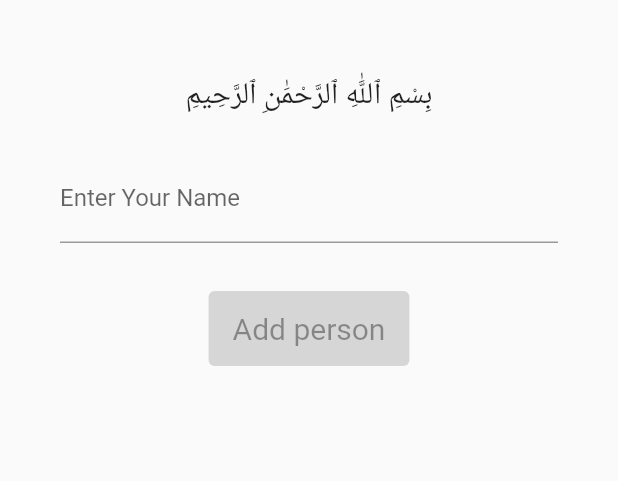
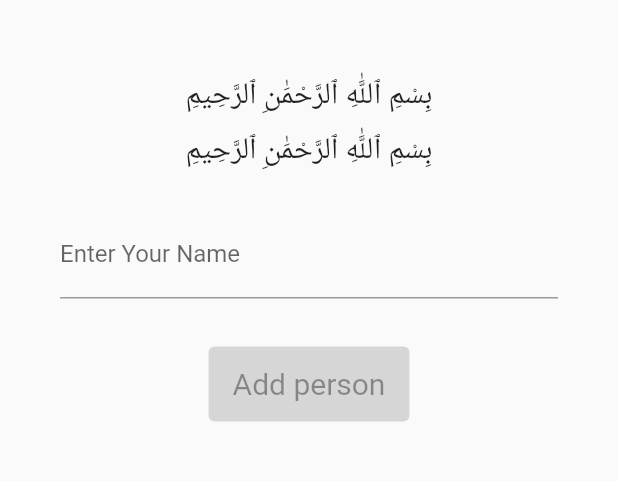
Before and after one commit to mredaoudi/qadaa, a Flutter app: the UserForm screen opened by its route, on a phone screen of 412 x 824 dp, the part 468-949 px from its top. Run offline on Flutter 3.47's test engine with Material 2 defaults, Android fonts, the phone set to English and light mode, and no system bars; our stand-ins replace hive, hive_flutter, introduction_screen; accounts and stored records are empty.

Commit message:
version: 1.0.1+2

```diff
--- a/lib/pages/user_form.dart
+++ b/lib/pages/user_form.dart
@@ -22,8 +22,9 @@ class UserFormState extends State<UserForm> {
   Widget build(BuildContext context) {
     final peopleProvider = Provider.of<PeopleProvider>(context);
     return Scaffold(
-      resizeToAvoidBottomInset: false,
-      body: Form(
+      resizeToAvoidBottomInset: true,
+      body: SingleChildScrollView(
+        child: Form(
           key: _formKey,
           child: Column(
             crossAxisAlignment: CrossAxisAlignment.center,
@@ -40,8 +41,17 @@ class UserFormState extends State<UserForm> {
                   textAlign: TextAlign.center,
                 ),
               ),
+              const Padding(
+                padding: EdgeInsets.fromLTRB(0, 0, 0, 10),
+                child: Text(
+                  "بِسْمِ ٱللَّٰهِ ٱلرَّحْمَٰنِ ٱلرَّحِيمِ",
+                  style: TextStyle(fontSize: 20),
+                  textAlign: TextAlign.center,
+                ),
+              ),
               Padding(
-              padding: const EdgeInsets.symmetric(horizontal: 40, vertical: 16),
+                padding:
+                    const EdgeInsets.symmetric(horizontal: 40, vertical: 16),
                 child: TextFormField(
                   inputFormatters: [
                     FilteringTextInputFormatter.allow(RegExp("[a-zA-Z]")),
@@ -88,6 +98,7 @@ class UserFormState extends State<UserForm> {
             ],
           ),
         ),
+      ),
     );
   }
 }
--- a/pubspec.yaml
+++ b/pubspec.yaml
@@ -3,7 +3,7 @@ description: An app to keep up with your missed prayers.
 
 publish_to: 'none'
 
-version: 1.0.0+1
+version: 1.0.1+2
 
 environment:
   sdk: '>=3.0.0-179.0.dev <4.0.0'
```
Also changed, not shown: pubspec.lock, 5 other files. Lines whose indentation alone changed are shown as unchanged.
